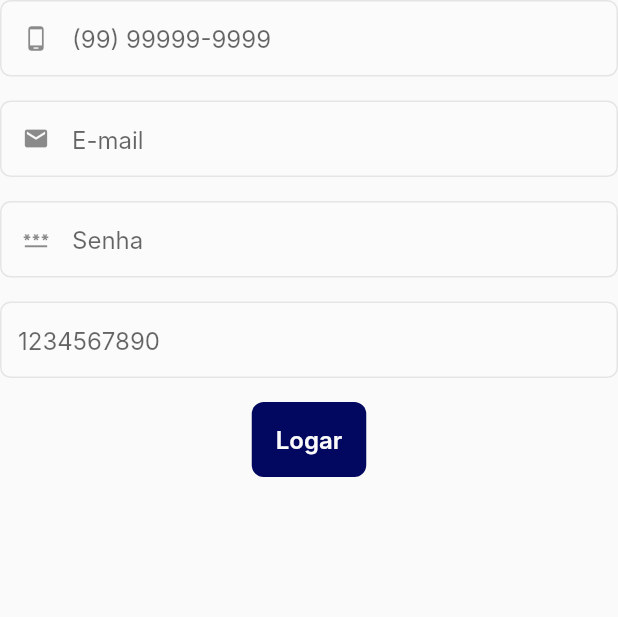
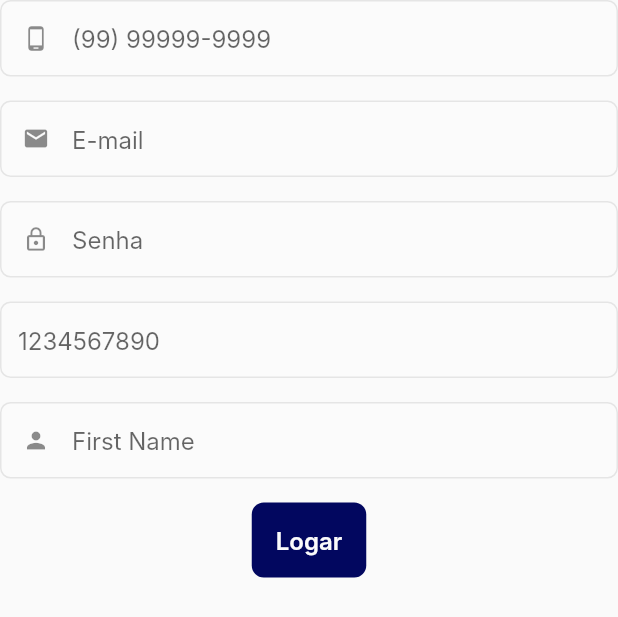
Before and after one commit to niltondiniz/TTDesignSystem, a Flutter app: what theForms() shows on an empty page, opened directly, on a phone screen of 412 x 824 dp. Shown: the top 617 px of the screen. Run offline on Flutter 3.47's test engine with Material 2 defaults, Android fonts, the phone set to English and light mode, and no system bars; our stand-ins replace mask_text_input_formatter, validators; Roboto replaces fonts that are missing (Inter).

Commit message:
adding new inputs, changing icons and obscuring text

```diff
--- a/example/lib/widgets_list/input.dart
+++ b/example/lib/widgets_list/input.dart
@@ -5,6 +5,7 @@ final TextEditingController? controller1 = TextEditingController();
 final TextEditingController? controller2 = TextEditingController();
 final TextEditingController? controller3 = TextEditingController();
 final TextEditingController? controller4 = TextEditingController();
+final TextEditingController? controller5 = TextEditingController();
 
 Widget theForms(GlobalKey<FormState> _form) {
   return Form(
@@ -15,9 +16,11 @@ Widget theForms(GlobalKey<FormState> _form) {
         TheVerticalSpace.space16(),
         TheInput.emailInput('E-mail', controller2!),
         TheVerticalSpace.space16(),
-        TheInput.passwordInput('Senha', controller3!),
+        TheInput.passwordInput('Senha', controller3!, true),
         TheVerticalSpace.space16(),
         TheInput.numberInput('1234567890', controller4!),
+        TheVerticalSpace.space16(),
+        TheInput.nameInput('First Name', controller5!),
         TheVerticalSpace.space16(),
         TheButton.login(() {
           var form = _form.currentState;
--- a/lib/src/widgets/the_input.dart
+++ b/lib/src/widgets/the_input.dart
@@ -33,7 +33,7 @@ class TheInput extends StatelessWidget {
     required this.controller,
     this.hintText,
     this.formatter,
-    this.enabled = true,
+    this.enabled,
     this.textInputType = TextInputType.text,
     this.prefixIcon,
     this.sulfixIcon,
@@ -129,7 +129,7 @@ class TheInput extends StatelessWidget {
     this.maxLines,
   ])  : textInputType = TextInputType.name,
         formatter = MaskTextInputFormatter(mask: maskPatternNoMask),
-        prefixIcon = null,
+        prefixIcon = Icon(Icons.person),
         sulfixIcon = null,
         validate = isNotEmpty,
         minLines = 1;
@@ -146,13 +146,14 @@ TheInput.passwordInput(
     this.onFieldSubmitted,
     this.onFocus,
     this.textStyle,
-    this.maxLines,
-  ])  : textInputType = TextInputType.visiblePassword,
+    this.maxLines = 1,
+  ])  : textInputType = TextInputType.text,
         formatter = FilteringTextInputFormatter.singleLineFormatter,
-        prefixIcon = Icon(Icons.password),
+        prefixIcon = Icon(Icons.lock_outline),
         sulfixIcon = null,
         validate = isNotEmpty,
         minLines = 1;
+
 
   TheInput.numberInput(
     this.hintText,
@@ -211,6 +212,8 @@ TheInput.passwordInput(
             return null;
           }
         },
+        obscureText: this.enabled == true,
+        obscuringCharacter: "*",
         enabled: this.enabled,
         controller: this.controller,
         minLines: this.minLines,
```
